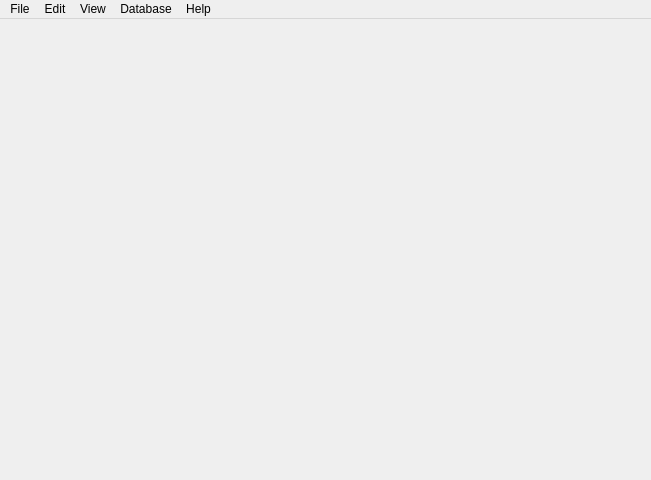
Old version of the form UI/main_window.ui in the repository 416d72/araneus.
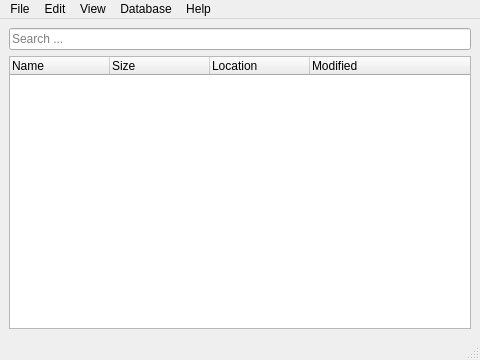
New version of the form.

Commit message: Finished base main window design

The edit to the form file:
```diff
--- a/UI/main_window.ui
+++ b/UI/main_window.ui
@@ -6,8 +6,8 @@
    <rect>
     <x>0</x>
     <y>0</y>
-    <width>651</width>
-    <height>480</height>
+    <width>480</width>
+    <height>360</height>
    </rect>
   </property>
   <property name="minimumSize">
@@ -19,13 +19,50 @@
   <property name="windowTitle">
    <string>Araneus</string>
   </property>
-  <widget class="QWidget" name="centralwidget"/>
+  <widget class="QWidget" name="centralwidget">
+   <layout class="QGridLayout" name="gridLayout">
+    <item row="0" column="0">
+     <widget class="QLineEdit" name="lineEdit">
+      <property name="focusPolicy">
+       <enum>Qt::StrongFocus</enum>
+      </property>
+      <property name="placeholderText">
+       <string>Search ...</string>
+      </property>
+     </widget>
+    </item>
+    <item row="1" column="0">
+     <widget class="QTreeWidget" name="treeWidget">
+      <column>
+       <property name="text">
+        <string>Name</string>
+       </property>
+      </column>
+      <column>
+       <property name="text">
+        <string>Size</string>
+       </property>
+      </column>
+      <column>
+       <property name="text">
+        <string>Location</string>
+       </property>
+      </column>
+      <column>
+       <property name="text">
+        <string>Modified</string>
+       </property>
+      </column>
+     </widget>
+    </item>
+   </layout>
+  </widget>
   <widget class="QMenuBar" name="menubar">
    <property name="geometry">
     <rect>
      <x>0</x>
      <y>0</y>
-     <width>651</width>
+     <width>480</width>
      <height>22</height>
     </rect>
    </property>
@@ -70,11 +107,7 @@
    <addaction name="menuDatabase"/>
    <addaction name="menuHelp"/>
   </widget>
-  <action name="actionNew">
-   <property name="text">
-    <string>New</string>
-   </property>
-  </action>
+  <widget class="QStatusBar" name="statusbar"/>
   <action name="actionQuit">
    <property name="text">
     <string>Quit</string>
```
Left out of the diff: 107 changed lines with no effect on the pictures. The commit also changes 2 other files.
